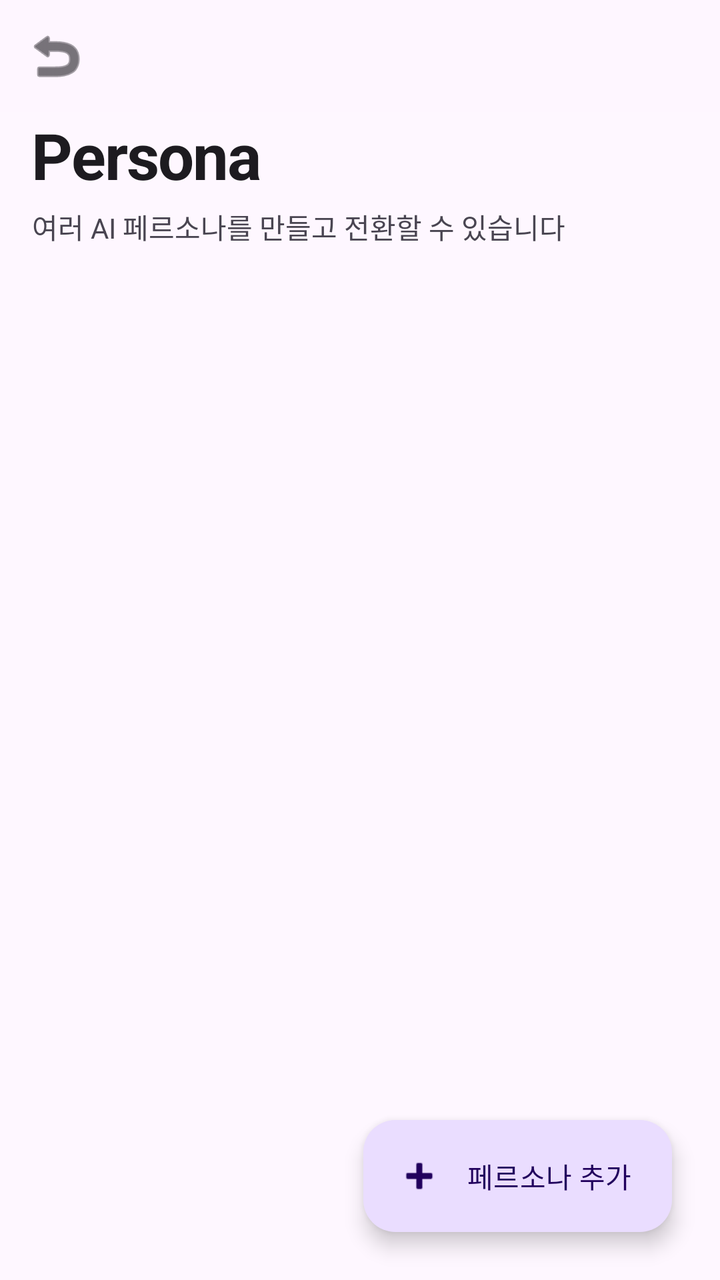
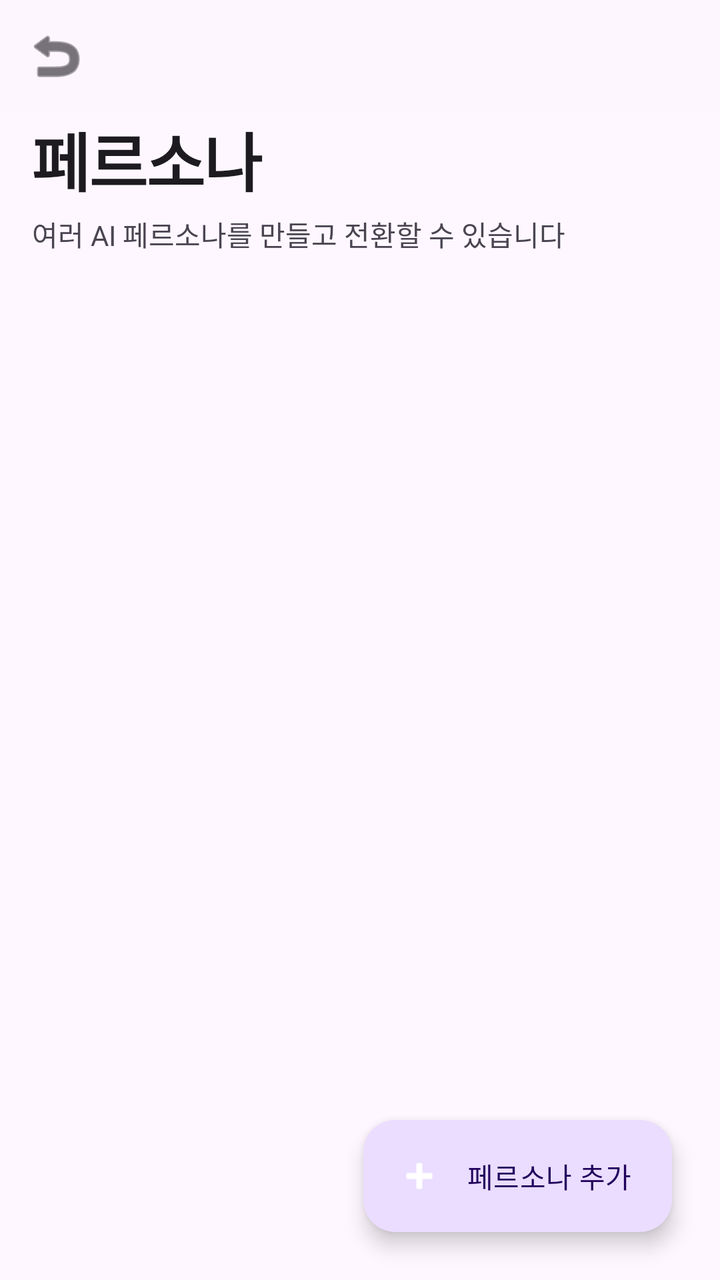

Screens rendered from an Android XML layout before and after an edit, with the pre-edit source and the edit as a unified diff.
<!-- AndroidManifest.xml: application theme Theme.ClawDroid -->
<!-- res/layout/fragment_persona_settings.xml -->
<?xml version="1.0" encoding="utf-8"?>
<androidx.coordinatorlayout.widget.CoordinatorLayout
    xmlns:android="http://schemas.android.com/apk/res/android"
    xmlns:app="http://schemas.android.com/apk/res-auto"
    android:layout_width="match_parent"
    android:layout_height="match_parent"
    android:background="@color/md_surface">

    <LinearLayout
        android:layout_width="match_parent"
        android:layout_height="match_parent"
        android:orientation="vertical">

        <com.google.android.material.appbar.MaterialToolbar
            android:id="@+id/toolbar"
            android:layout_width="match_parent"
            android:layout_height="@dimen/toolbar_height"
            android:background="@color/surface_80"
            android:elevation="0dp"
            app:navigationIcon="@android:drawable/ic_menu_revert"
            app:navigationIconTint="@color/md_on_surface" />

        <androidx.core.widget.NestedScrollView
            android:layout_width="match_parent"
            android:layout_height="match_parent">

            <LinearLayout
                android:layout_width="match_parent"
                android:layout_height="wrap_content"
                android:orientation="vertical"
                android:paddingHorizontal="@dimen/spacing_lg"
                android:paddingBottom="100dp">

                
                <TextView
                    android:layout_width="match_parent"
                    android:layout_height="wrap_content"
                    android:text="Persona"
                    android:textSize="@dimen/text_3xl"
                    android:textStyle="bold"
                    android:textColor="@color/md_on_surface"
                    android:letterSpacing="-0.02" />

                <TextView
                    android:layout_width="match_parent"
                    android:layout_height="wrap_content"
                    android:text="여러 AI 페르소나를 만들고 전환할 수 있습니다"
                    android:textSize="@dimen/text_base"
                    android:textColor="@color/md_on_surface_variant"
                    android:layout_marginTop="@dimen/spacing_xs"
                    android:layout_marginBottom="@dimen/spacing_2xl" />

                
                <LinearLayout
                    android:id="@+id/personaListContainer"
                    android:layout_width="match_parent"
                    android:layout_height="wrap_content"
                    android:orientation="vertical" />

                
                <TextView
                    android:id="@+id/tvEmpty"
                    android:layout_width="match_parent"
                    android:layout_height="wrap_content"
                    android:text="아직 페르소나가 없습니다.\n아래 + 버튼으로 추가해 보세요."
                    android:textSize="@dimen/text_base"
                    android:textColor="@color/md_on_surface_variant"
                    android:gravity="center"
                    android:paddingVertical="40dp"
                    android:visibility="gone" />

            </LinearLayout>

        </androidx.core.widget.NestedScrollView>

    </LinearLayout>

    
    <com.google.android.material.floatingactionbutton.ExtendedFloatingActionButton
        android:id="@+id/fabAddPersona"
        android:layout_width="wrap_content"
        android:layout_height="wrap_content"
        android:layout_gravity="bottom|end"
        android:layout_margin="@dimen/spacing_xl"
        android:text="페르소나 추가"
        app:icon="@android:drawable/ic_input_add"
        app:layout_anchorGravity="bottom|end" />

</androidx.coordinatorlayout.widget.CoordinatorLayout>
<!-- resources referenced by this layout -->
<resources>
  <color name="md_on_surface">#1D1B20</color>
  <color name="md_on_surface_variant">#494551</color>
  <color name="md_surface">#FEF7FF</color>
  <color name="surface_80">#CCFEF7FF</color>
  <dimen name="spacing_2xl">32dp</dimen>
  <dimen name="spacing_lg">16dp</dimen>
  <dimen name="spacing_xl">24dp</dimen>
  <dimen name="spacing_xs">4dp</dimen>
  <dimen name="text_3xl">32sp</dimen>
  <dimen name="text_base">14sp</dimen>
  <dimen name="toolbar_height">56dp</dimen>
  <style name="Theme.ClawDroid" parent="Theme.Material3.Light.NoActionBar">
          
          <item name="colorPrimary">@color/purple_primary</item>
          <item name="colorPrimaryContainer">@color/purple_primary_variant</item>
          <item name="colorOnPrimary">@color/purple_on_primary</item>
          <item name="colorOnPrimaryContainer">#E0D2FF</item>
  
          
          <item name="colorSecondary">#625B71</item>
          <item name="colorSecondaryContainer">#E8DEF9</item>
          <item name="colorOnSecondary">@color/purple_on_primary</item>
          <item name="colorOnSecondaryContainer">#686177</item>
  
          
          <item name="colorTertiary">#633B48</item>
          <item name="colorTertiaryContainer">#7D5260</item>
          <item name="colorOnTertiary">@color/purple_on_primary</item>
          <item name="colorOnTertiaryContainer">#FFCBDA</item>
  
          
          <item name="colorError">#BA1A1A</item>
          <item name="colorErrorContainer">#FFDAD6</item>
          <item name="colorOnError">@color/purple_on_primary</item>
          <item name="colorOnErrorContainer">#93000A</item>
  
          
          <item name="colorSurface">#FEF7FF</item>
          <item name="colorSurfaceVariant">#E7E0E8</item>
          <item name="colorOnSurface">#1D1B20</item>
          <item name="colorOnSurfaceVariant">#494551</item>
          <item name="android:colorBackground">@color/background</item>
          <item name="colorOnBackground">#1D1B20</item>
          <item name="colorSurfaceContainerLowest">#FFFFFF</item>
          <item name="colorSurfaceContainerLow">#F8F1F9</item>
          <item name="colorSurfaceContainer">#F2ECF4</item>
          <item name="colorSurfaceContainerHigh">#EDE6EE</item>
          <item name="colorSurfaceContainerHighest">#E7E0E8</item>
  
          
          <item name="colorOutline">#7A7582</item>
          <item name="colorOutlineVariant">#CBC4D2</item>
  
          
          <item name="colorSurfaceInverse">#322F35</item>
          <item name="colorOnSurfaceInverse">#F5EFF6</item>
          <item name="colorPrimaryInverse">#CFBCFF</item>
  
          
          <item name="android:statusBarColor">@color/background</item>
          <item name="android:navigationBarColor">#FEF7FF</item>
          <item name="android:windowLightStatusBar">true</item>
  
          
          <item name="shapeAppearanceSmallComponent">@style/Shape.ClawDroid.Small</item>
          <item name="shapeAppearanceMediumComponent">@style/Shape.ClawDroid.Medium</item>
          <item name="shapeAppearanceLargeComponent">@style/Shape.ClawDroid.Large</item>
      </style>
  <color name="purple_primary">#4F378A</color>
  <color name="purple_primary_variant">#6750A4</color>
  <color name="purple_on_primary">#FFFFFF</color>
  <color name="background">#FEF7FF</color>
  <style name="Shape.ClawDroid.Small" parent="ShapeAppearance.Material3.SmallComponent">
          <item name="cornerSize">8dp</item>
      </style>
  <style name="Shape.ClawDroid.Large" parent="ShapeAppearance.Material3.LargeComponent">
          <item name="cornerSize">24dp</item>
      </style>
  <!-- unchanged entries left out for length: 1 -->
</resources>

<!-- the commit's change to res/layout/fragment_persona_settings.xml (unified diff, before → after) -->
@@ -35,7 +35,7 @@
                 <TextView
                     android:layout_width="match_parent"
                     android:layout_height="wrap_content"
-                    android:text="Persona"
+                    android:text="@string/persona_title"
                     android:textSize="@dimen/text_3xl"
                     android:textStyle="bold"
                     android:textColor="@color/md_on_surface"
@@ -44,7 +44,7 @@
                 <TextView
                     android:layout_width="match_parent"
                     android:layout_height="wrap_content"
-                    android:text="여러 AI 페르소나를 만들고 전환할 수 있습니다"
+                    android:text="@string/persona_subtitle"
                     android:textSize="@dimen/text_base"
                     android:textColor="@color/md_on_surface_variant"
                     android:layout_marginTop="@dimen/spacing_xs"
@@ -62,7 +62,7 @@
                     android:id="@+id/tvEmpty"
                     android:layout_width="match_parent"
                     android:layout_height="wrap_content"
-                    android:text="아직 페르소나가 없습니다.\n아래 + 버튼으로 추가해 보세요."
+                    android:text="@string/persona_empty"
                     android:textSize="@dimen/text_base"
                     android:textColor="@color/md_on_surface_variant"
                     android:gravity="center"
@@ -82,8 +82,10 @@
         android:layout_height="wrap_content"
         android:layout_gravity="bottom|end"
         android:layout_margin="@dimen/spacing_xl"
-        android:text="페르소나 추가"
+        android:text="@string/persona_add"
         app:icon="@android:drawable/ic_input_add"
+        app:iconSize="@dimen/icon_md"
+        app:iconTint="@color/md_on_primary"
         app:layout_anchorGravity="bottom|end" />
 
 </androidx.coordinatorlayout.widget.CoordinatorLayout>
<!-- resource entries referenced after the edit -->
@@ -1,9 +1,11 @@
 <!-- resources referenced by this layout -->
 <resources>
+  <color name="md_on_primary">#FFFFFF</color>
   <color name="md_on_surface">#1D1B20</color>
   <color name="md_on_surface_variant">#494551</color>
   <color name="md_surface">#FEF7FF</color>
   <color name="surface_80">#CCFEF7FF</color>
+  <dimen name="icon_md">24dp</dimen>
   <dimen name="spacing_2xl">32dp</dimen>
   <dimen name="spacing_lg">16dp</dimen>
   <dimen name="spacing_xl">24dp</dimen>
@@ -11,6 +13,10 @@
   <dimen name="text_3xl">32sp</dimen>
   <dimen name="text_base">14sp</dimen>
   <dimen name="toolbar_height">56dp</dimen>
+  <string name="persona_add">페르소나 추가</string>
+  <string name="persona_empty">아직 페르소나가 없습니다.\n아래 + 버튼으로 추가해 보세요.</string>
+  <string name="persona_subtitle">여러 AI 페르소나를 만들고 전환할 수 있습니다</string>
+  <string name="persona_title">페르소나</string>
   <style name="Theme.ClawDroid" parent="Theme.Material3.Light.NoActionBar">
           
           <item name="colorPrimary">@color/purple_primary</item>
@@ -60,8 +66,9 @@
   
           
           <item name="android:statusBarColor">@color/background</item>
-          <item name="android:navigationBarColor">#FEF7FF</item>
+          <item name="android:navigationBarColor">@color/md_primary_container</item>
           <item name="android:windowLightStatusBar">true</item>
+          <item name="android:windowLightNavigationBar">false</item>
   
           
           <item name="shapeAppearanceSmallComponent">@style/Shape.ClawDroid.Small</item>
@@ -72,6 +79,7 @@
   <color name="purple_primary_variant">#6750A4</color>
   <color name="purple_on_primary">#FFFFFF</color>
   <color name="background">#FEF7FF</color>
+  <color name="md_primary_container">#6750A4</color>
   <style name="Shape.ClawDroid.Small" parent="ShapeAppearance.Material3.SmallComponent">
           <item name="cornerSize">8dp</item>
       </style>
